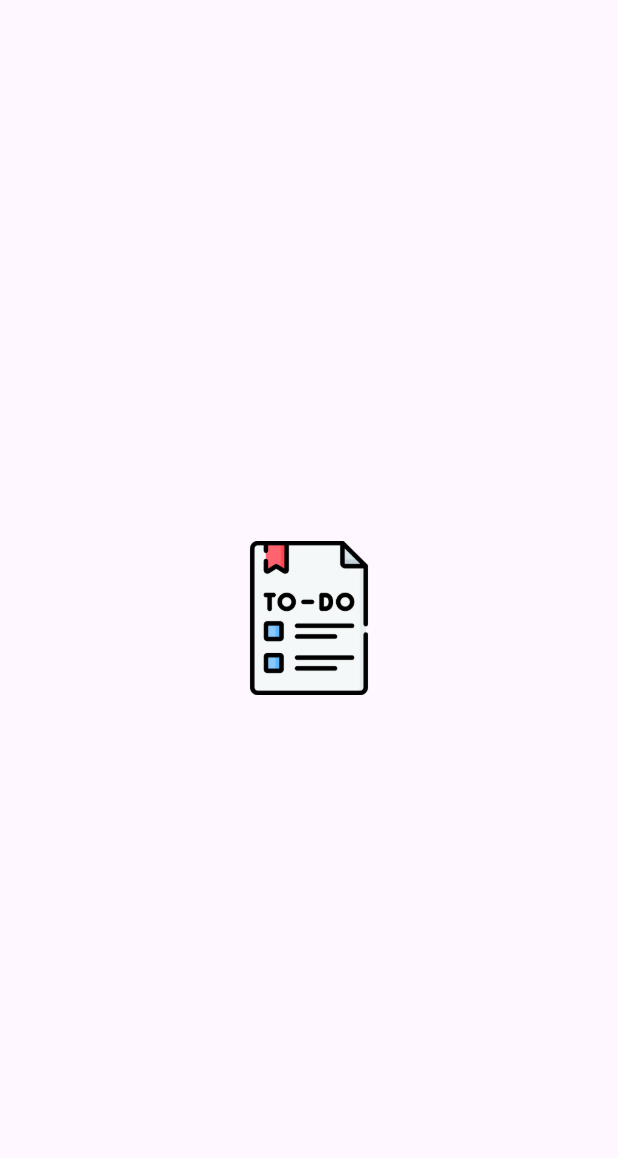
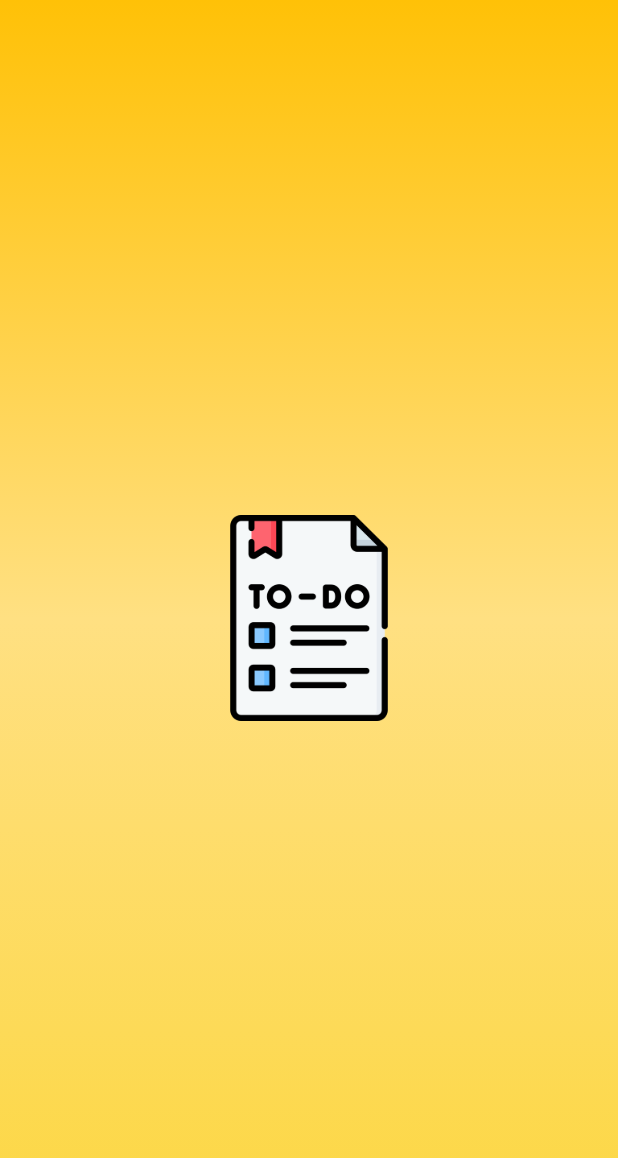
Before and after one commit to TushalKaklottar/to_do_list, a Flutter app: the first screen one second after launch, on a phone screen of 412 x 824 dp. Shown: the top 1158 px of the screen. Run offline on Flutter 3.47's test engine with Material 2 defaults, Android fonts, the phone set to English and light mode, and no system bars; our stand-ins replace get, google_fonts, shared_preferences.

Commit message:
KT || 28/2/2024 Edit Splash screen

```diff
--- a/lib/controller/splash_controller.dart
+++ b/lib/controller/splash_controller.dart
@@ -8,7 +8,7 @@ class SplashController extends GetxController {
   void onInit() {
     super.onInit();
     Timer.periodic(
-        const Duration(seconds: 3),
+        const Duration(seconds: 30),
             (timer) {
           Get.offNamed("/home");
           timer.cancel();
--- /dev/null
+++ b/lib/export.dart
@@ -0,0 +1,2 @@
+// material
+export 'package:flutter/material.dart';
--- a/lib/utils/color.dart
+++ b/lib/utils/color.dart
@@ -2,7 +2,8 @@ import 'package:flutter/material.dart';
 
 class AppColor {
   static Color amber1 = Colors.amber.shade200;
+  static Color amber = Colors.amber;
+  static const Color amber2 = Color(0xfffcd742);
   static const Color black = Color(0xff000000);
-  static Color amber = Colors.amber;
   static Color grey = Colors.grey;
 }
--- a/lib/view/screen/homepage.dart
+++ b/lib/view/screen/homepage.dart
@@ -120,7 +120,7 @@ class HomePage extends StatelessWidget {
             child: Obx(() {
               if (taskController.tasks.isEmpty) {
                 return Padding(
-                  padding:  EdgeInsets.all(16),
+                  padding:  const EdgeInsets.all(16),
                   child: Column(
                     mainAxisAlignment: MainAxisAlignment.center,
                     children: [
--- a/lib/view/screen/splash_screen.dart
+++ b/lib/view/screen/splash_screen.dart
@@ -1,10 +1,11 @@
 import 'package:flutter/material.dart';
 import 'package:get/get.dart';
 import 'package:to_do_list/controller/splash_controller.dart';
+import 'package:to_do_list/utils/color.dart';
 import 'package:to_do_list/utils/size.dart';
 
 class SplashScreen extends StatelessWidget {
-  const SplashScreen({super.key});
+  const SplashScreen({super.key,});
 
   @override
   Widget build(BuildContext context) {
@@ -13,16 +14,30 @@ class SplashScreen extends StatelessWidget {
       init: SplashController(),
       builder: (SplashController controller) {
         return Scaffold(
-            body: SafeArea(
+          backgroundColor: Colors.transparent, // Set scaffold background color to transparent
+          body: Container(
+            decoration: BoxDecoration(
+              gradient: LinearGradient(
+                begin: Alignment.topCenter,
+                end: Alignment.bottomCenter,
+                colors: [
+                  AppColor.amber,
+                  AppColor.amber1,
+                  AppColor.amber2,
+                ], // Add your desired gradient colors
+              ),
+            ),
+            child: SafeArea(
               child: Center(
                 child: Image.asset(
                   "assets/images/sp.png",
-                  height: size.height / 8,
+                  height: size.height / 6,
+                ),
               ),
             ),
           ),
         );
-        }
+      },
     );
   }
 }
```
Lines whose indentation alone changed are shown as unchanged.
